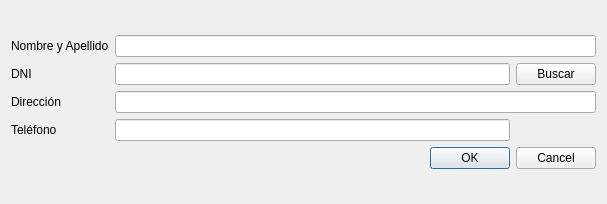
The window that Prototipo/modificarCliente.ui (UNPSJB/FarmaciaCrisol) describes before a commit, drawn with Qt 5.
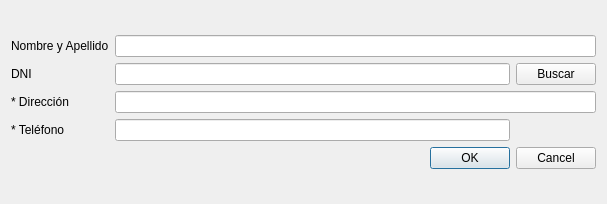
The same window after the commit.

Diff of the .ui file:
```diff
--- a/Prototipo/modificarCliente.ui
+++ b/Prototipo/modificarCliente.ui
@@ -33,14 +33,14 @@
      <item row="3" column="0">
       <widget class="QLabel" name="label_4">
        <property name="text">
-        <string>Teléfono</string>
+        <string>* Teléfono</string>
        </property>
       </widget>
      </item>
      <item row="2" column="0">
       <widget class="QLabel" name="label_3">
        <property name="text">
-        <string>Dirección</string>
+        <string>* Dirección</string>
        </property>
       </widget>
      </item>
```
